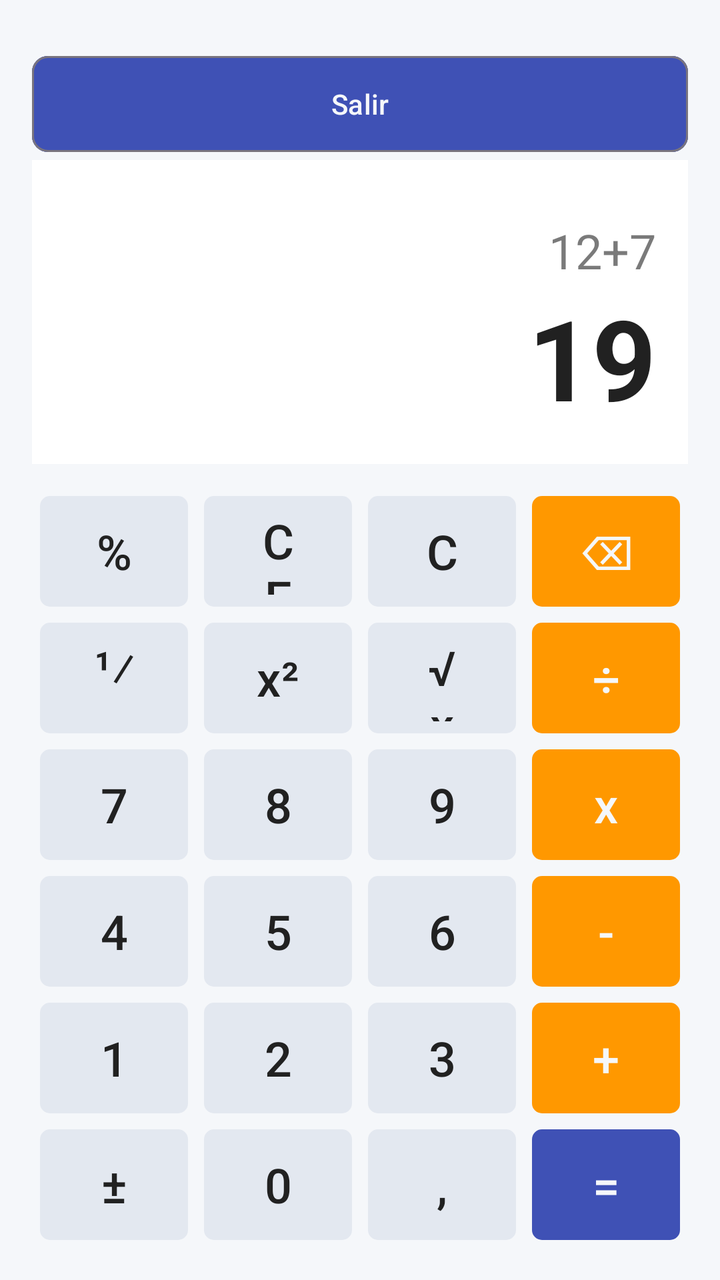
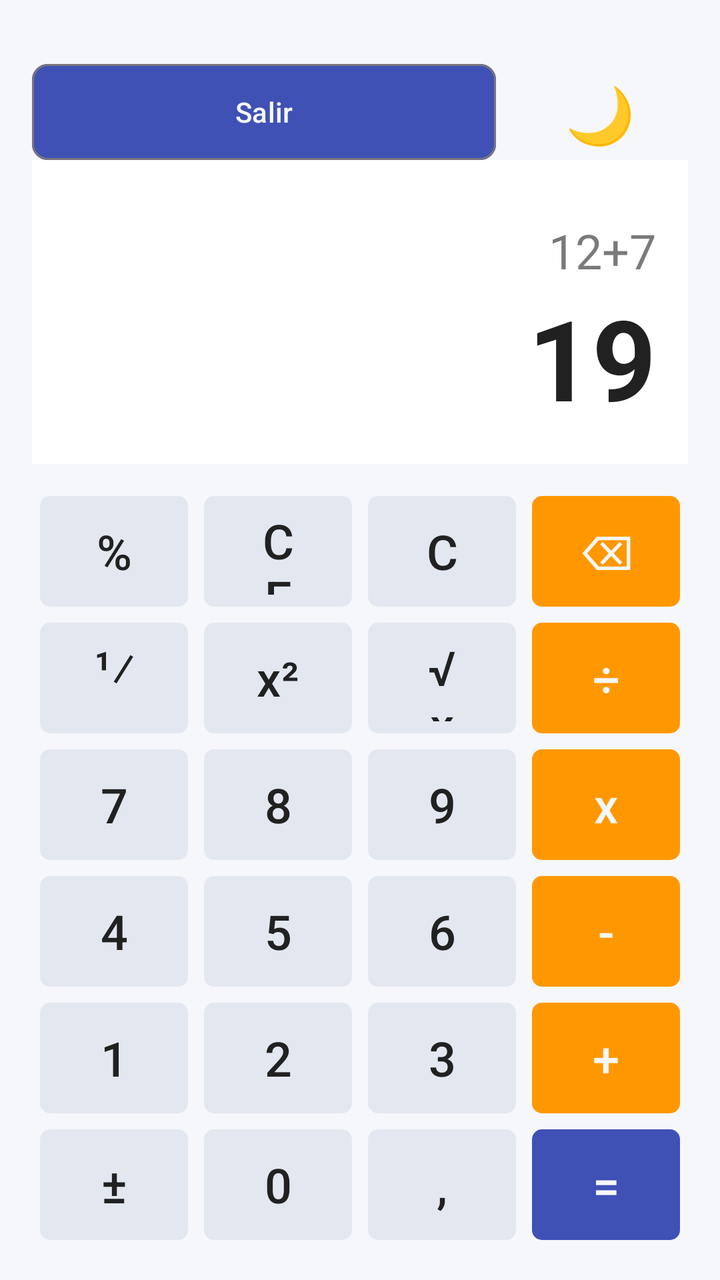

Compare the two renders of this Android layout. The source of the first and the diff that turns it into the second are given below.
<!-- AndroidManifest.xml: application theme Theme.Calcunova -->
<!-- res/layout/activity_calculadora.xml -->
<?xml version="1.0" encoding="utf-8"?>
<LinearLayout
    xmlns:android="http://schemas.android.com/apk/res/android"
    xmlns:tools="http://schemas.android.com/tools"
    android:id="@+id/main"
    android:layout_width="match_parent"
    android:layout_height="match_parent"
    android:orientation="vertical"
    android:padding="16dp"
    tools:context=".CalculadoraActivity"
    tools:ignore="HardcodedText">
    <Button
        android:id="@+id/btnSalir"
        style="@style/Widget.Material3.Button.OutlinedButton"
        android:layout_width="match_parent"
        android:layout_height="56dp"
        android:layout_marginTop="8dp"
        android:backgroundTint="@color/primario"
        android:text="@string/salir"
        android:textColor="@color/fondo"
        app:cornerRadius="8dp"
        xmlns:app="http://schemas.android.com/apk/res-auto" />

    <LinearLayout
        android:layout_width="match_parent"
        android:layout_height="0dp"
        android:layout_weight="2"
        android:background="@color/superficie"
        android:gravity="end|bottom"
        android:orientation="vertical"
        android:padding="16dp">

        <TextView
            android:id="@+id/txtOperacion"
            android:layout_width="wrap_content"
            android:layout_height="wrap_content"
            android:alpha="0.6"
            android:maxLines="1"
            android:text="12+7"
            android:textColor="@color/texto"
            android:textSize="24sp" />

        <TextView
            android:id="@+id/txtResultado"
            android:layout_width="wrap_content"
            android:layout_height="wrap_content"
            android:maxLines="1"
            android:text="19"
            android:textColor="@color/texto"
            android:textSize="56sp"
            android:textStyle="bold" />
    </LinearLayout>

    <LinearLayout
        android:layout_width="match_parent"
        android:layout_height="0dp"
        android:layout_marginTop="12dp"
        android:layout_weight="5"
        android:orientation="vertical">

        <LinearLayout
            android:layout_width="match_parent"
            android:layout_height="0dp"
            android:layout_weight="1"
            android:orientation="horizontal">
            <Button android:id="@+id/btnPorcentaje" style="@style/Boton.Numero" android:text="%" />
            <Button android:id="@+id/btnCE" style="@style/Boton.Numero" android:text="CE" />
            <Button android:id="@+id/btnC" style="@style/Boton.Numero" android:text="C" />
            <Button android:id="@+id/btnEliminar" style="@style/Boton.Operacion" android:text="⌫" />
        </LinearLayout>

        <LinearLayout
            android:layout_width="match_parent"
            android:layout_height="0dp"
            android:layout_weight="1"
            android:orientation="horizontal">
            <Button android:id="@+id/btnInversa" style="@style/Boton.Numero" android:text="¹⁄ₓ" />
            <Button android:id="@+id/btnPotencia" style="@style/Boton.Numero" android:text="x²" />
            <Button android:id="@+id/btnRaiz" style="@style/Boton.Numero" android:text="√x" />
            <Button android:id="@+id/btnDividir" style="@style/Boton.Operacion" android:text="÷" />
        </LinearLayout>

        <LinearLayout
            android:layout_width="match_parent"
            android:layout_height="0dp"
            android:layout_weight="1"
            android:orientation="horizontal">
            <Button android:id="@+id/btn7" style="@style/Boton.Numero" android:text="7" />
            <Button android:id="@+id/btn8" style="@style/Boton.Numero" android:text="8" />
            <Button android:id="@+id/btn9" style="@style/Boton.Numero" android:text="9" />
            <Button android:id="@+id/btnMultiplicar" style="@style/Boton.Operacion" android:text="x" />
        </LinearLayout>

        <LinearLayout
            android:layout_width="match_parent"
            android:layout_height="0dp"
            android:layout_weight="1"
            android:orientation="horizontal">
            <Button android:id="@+id/btn4" style="@style/Boton.Numero" android:text="4" />
            <Button android:id="@+id/btn5" style="@style/Boton.Numero" android:text="5" />
            <Button android:id="@+id/btn6" style="@style/Boton.Numero" android:text="6" />
            <Button android:id="@+id/btnRestar" style="@style/Boton.Operacion" android:text="-" />
        </LinearLayout>

        <LinearLayout
            android:layout_width="match_parent"
            android:layout_height="0dp"
            android:layout_weight="1"
            android:orientation="horizontal">
            <Button android:id="@+id/btn1" style="@style/Boton.Numero" android:text="1" />
            <Button android:id="@+id/btn2" style="@style/Boton.Numero" android:text="2" />
            <Button android:id="@+id/btn3" style="@style/Boton.Numero" android:text="3" />
            <Button android:id="@+id/btnSumar" style="@style/Boton.Operacion" android:text="+" />
        </LinearLayout>

        <LinearLayout
            android:layout_width="match_parent"
            android:layout_height="0dp"
            android:layout_weight="1"
            android:orientation="horizontal">

            <Button android:id="@+id/btnSigno" style="@style/Boton.Numero" android:text="±" />
            <Button android:id="@+id/btn0" style="@style/Boton.Numero" android:text="0" />
            <Button android:id="@+id/btnComa" style="@style/Boton.Numero" android:text="," />
            <Button android:id="@+id/btnIgual" style="@style/Boton.Igual" android:text="=" />
        </LinearLayout>
    </LinearLayout>

</LinearLayout>
<!-- resources referenced by this layout -->
<resources>
  <color name="fondo">#F5F7FA</color>
  <color name="primario">#3F51B5</color>
  <color name="superficie">#FFFFFF</color>
  <color name="texto">#212121</color>
  <string name="salir">Salir</string>
  <style name="Boton.Igual" parent="Boton.Base">
          <item name="backgroundTint">@color/primario</item>
          <item name="android:textColor">@color/fondo</item>
      </style>
  <style name="Boton.Numero" parent="Boton.Base">
          <item name="backgroundTint">@color/boton_numero</item>
      </style>
  <style name="Boton.Operacion" parent="Boton.Base">
          <item name="backgroundTint">@color/boton_operacion</item>
          <item name="android:textColor">@color/fondo</item>
      </style>
  <style name="Theme.Calcunova" parent="Theme.Material3.DayNight">
          <item name="android:windowBackground">@color/fondo</item>
          <item name="colorPrimary">@color/primario</item>
      </style>
  <style name="Boton.Base" parent="Widget.Material3.Button">
          <item name="android:layout_width">0dp</item>
          <item name="android:layout_height">match_parent</item>
          <item name="android:layout_weight">1</item>
          <item name="android:layout_margin">4dp</item>
          <item name="android:textSize">24sp</item>
          <item name="android:textColor">@color/texto</item>
          <item name="android:insetTop">0dp</item>
          <item name="android:insetBottom">0dp</item>
          <item name="cornerRadius">5dp</item>
      </style>
  <color name="boton_numero">#E3E8F0</color>
  <color name="boton_operacion">#FF9800</color>
</resources>

<!-- the commit's change to res/layout/activity_calculadora.xml (unified diff, before → after) -->
@@ -9,17 +9,37 @@
     android:padding="16dp"
     tools:context=".CalculadoraActivity"
     tools:ignore="HardcodedText">
-    <Button
-        android:id="@+id/btnSalir"
-        style="@style/Widget.Material3.Button.OutlinedButton"
+    <LinearLayout
         android:layout_width="match_parent"
-        android:layout_height="56dp"
-        android:layout_marginTop="8dp"
-        android:backgroundTint="@color/primario"
-        android:text="@string/salir"
-        android:textColor="@color/fondo"
-        app:cornerRadius="8dp"
-        xmlns:app="http://schemas.android.com/apk/res-auto" />
+        android:layout_height="wrap_content"
+        android:orientation="horizontal"
+        android:gravity="center_vertical">
+
+        <Button
+            android:id="@+id/btnSalir"
+            style="@style/Widget.Material3.Button.OutlinedButton"
+            android:layout_width="0dp"
+            android:layout_height="56dp"
+            android:layout_weight="1"
+            android:layout_marginTop="8dp"
+            android:backgroundTint="@color/primario"
+            android:text="@string/salir"
+            android:textColor="@color/fondo"
+            app:cornerRadius="8dp"
+            xmlns:app="http://schemas.android.com/apk/res-auto" />
+
+        <Button
+            android:id="@+id/btnModo"
+            style="@style/Widget.Material3.Button.TextButton"
+            android:layout_width="wrap_content"
+            android:layout_height="56dp"
+            android:layout_marginTop="8dp"
+            android:layout_marginStart="8dp"
+            android:contentDescription="@string/menu_modo"
+            android:text="🌙"
+            android:textSize="28sp" />
+    </LinearLayout>
+
 
     <LinearLayout
         android:layout_width="match_parent"
<!-- resource entries referenced after the edit -->
@@ -4,6 +4,7 @@
   <color name="primario">#3F51B5</color>
   <color name="superficie">#FFFFFF</color>
   <color name="texto">#212121</color>
+  <string name="menu_modo">Modo día/noche</string>
   <string name="salir">Salir</string>
   <style name="Boton.Igual" parent="Boton.Base">
           <item name="backgroundTint">@color/primario</item>
